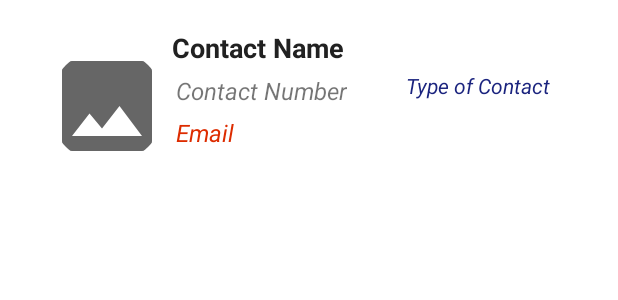
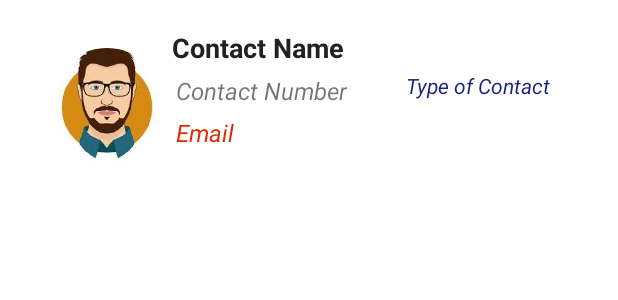
Before and after one commit to gayahsan/NOTIFY-MAD-PROJECT, an Android app: the layout activity_profile_edit.xml on its own in the app's theme, with its tools: preview values and no code run, on a phone screen of 412 x 824 dp. Shown: the top 300 px of the screen. Run offline under Robolectric (Android 15) with nearby library versions, the phone set to English and light mode, and no system bars.

Commit message:
final comit

```diff
--- a/app/src/main/AndroidManifest.xml
+++ b/app/src/main/AndroidManifest.xml
@@ -5,7 +5,7 @@
     <!--DB permisson From Gaya-->
     <uses-permission android:name="android.permission.READ_EXTERNAL_STORAGE" />
     <uses-permission android:name="android.permission.WRITE_EXTERNAL_STORAGE" />
-
+    <uses-permission android:name="android.permission.ACCESS_ALL_DOWNLOADS"/>
     <uses-permission android:name="android.permission.RECEIVE_BOOT_COMPLETED" />
 
     <application
@@ -26,11 +26,11 @@
             </intent-filter>
         </activity>
 
+
         <provider
             android:authorities="com.example.notifymadproject"
             android:name=".ProfileProvider"
             android:exported="false" />
-
         <activity android:name=".ActivityReminder_01" />
         <activity android:name=".profileHome" /> <!-- Starting of Bhashana -->
         <activity android:name=".NotepadHome">
--- a/app/src/main/java/com/example/notifymadproject/profileEdit.java
+++ b/app/src/main/java/com/example/notifymadproject/profileEdit.java
@@ -88,7 +88,7 @@ public class profileEdit extends AppCompatActivity implements LoaderManager.Load
 
             } else {
                 setTitle("Edit a Contact");
-                // getLoaderManager().initLoader(LOADER, null, this);
+                 //getLoaderManager().initLoader(LOADER, null, this);
 
             }
             mNameEditText.setOnTouchListener(mOnTouchListener);
--- a/app/src/main/res/layout/activity_profile_edit.xml
+++ b/app/src/main/res/layout/activity_profile_edit.xml
@@ -40,7 +40,7 @@
         android:layout_centerVertical="true"
         android:layout_marginStart="15dp"
         android:layout_marginTop="16dp"
-        android:src="@drawable/photo" />
+        android:src="@drawable/editpage_image" />
 
     <TextView
         android:id="@+id/textEmail"
```
Also changed, not shown: app/src/main/java/com/example/notifymadproject/ProfileAdapter.java (+10 -17 lines).
